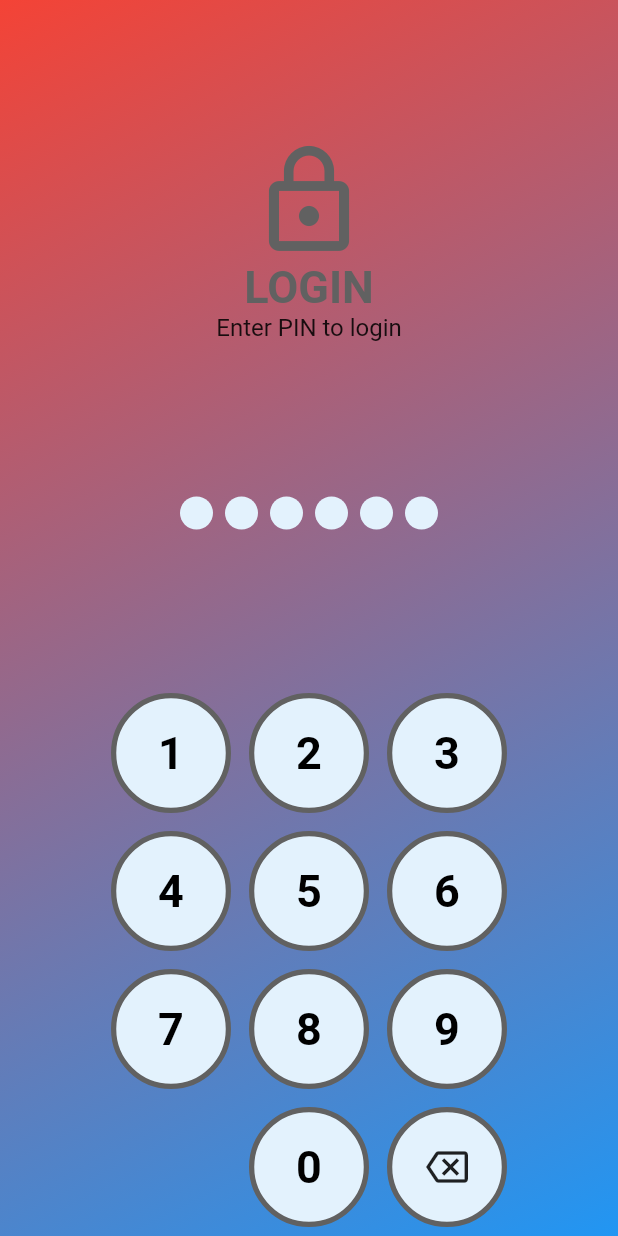
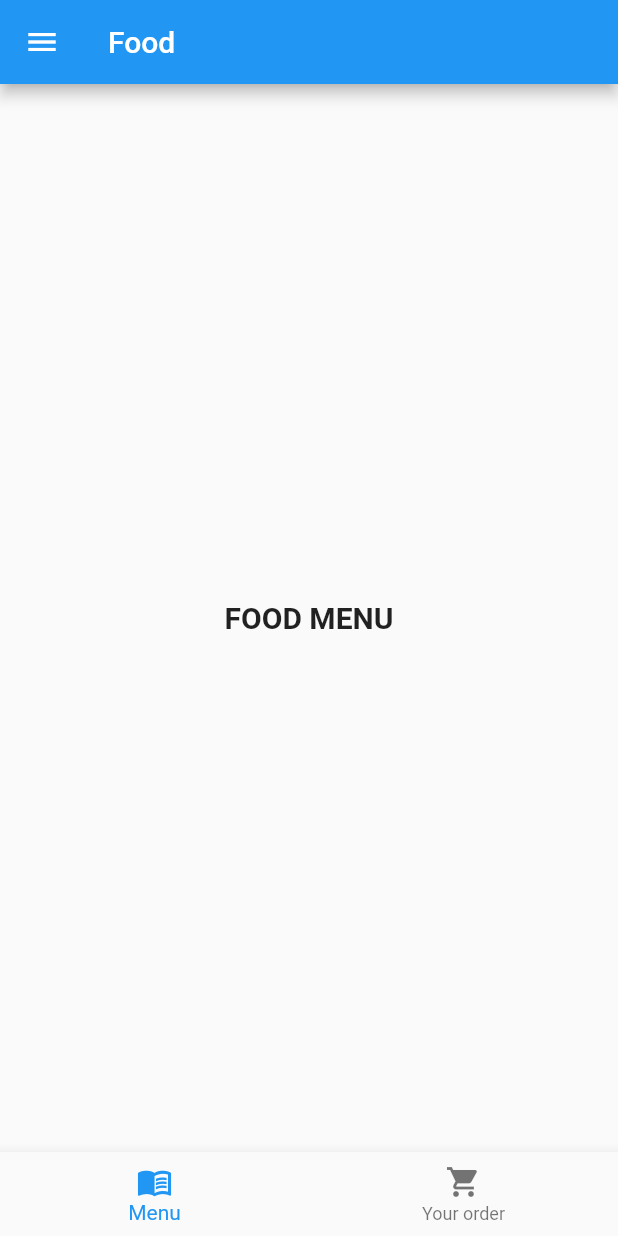
Before and after one commit to somchx/flutter_food, a Flutter app: the screen it shows after launch, on a phone screen of 412 x 824 dp. Run offline on Flutter 3.47's test engine with Material 2 defaults, Android fonts, the phone set to English and light mode, and no system bars.

Commit message:
Add Page

```diff
--- a/lib/main.dart
+++ b/lib/main.dart
@@ -1,4 +1,7 @@
 import 'package:flutter/material.dart';
+import 'package:flutter_food/pages/FoodPage.dart';
+import 'package:flutter_food/pages/ProfilePage.dart';
+import 'package:flutter_food/pages/home/home_page.dart';
 import 'package:flutter_food/pages/login/login_page.dart';
 
 void main() {
@@ -14,11 +17,22 @@ class MyApp extends StatelessWidget {
       theme: ThemeData(
         primarySwatch: Colors.blue,
         textTheme: const TextTheme(
-          headline1: TextStyle(fontSize: 30.0, fontWeight: FontWeight.bold,color: Colors.black),
-          bodyText2: TextStyle(fontSize: 14.0,),
+          headline1: TextStyle(
+              fontSize: 30.0, fontWeight: FontWeight.bold,),
+          bodyText2: TextStyle(
+            fontSize: 14.0,
+          ),
         ),
       ),
-      home: LoginPage(),
+      //home: LoginPage(),
+      routes: {
+        LoginPage.routeName : (context) => const LoginPage(),
+        HomePage.routeName : (context) => const HomePage(),
+        FoodPage.routeName : (context) => const FoodPage(),
+        ProfilePage.routeName : (context) => const ProfilePage(),
+
+      },
+      initialRoute: HomePage.routeName,
     );
   }
 }
--- /dev/null
+++ b/lib/pages/FoodPage.dart
@@ -0,0 +1,154 @@
+import 'package:flutter/material.dart';
+import 'package:flutter_food/pages/ProfilePage.dart';
+
+class FoodPage extends StatefulWidget {
+  static const routeName = '/food';
+
+  const FoodPage({Key? key}) : super(key: key);
+
+  @override
+  _FoodPageState createState() => _FoodPageState();
+}
+
+class _FoodPageState extends State<FoodPage> {
+  var _selectedBottomNavIndex = 0;
+  var _subPageIndex = 0;
+  static const List<Widget> _showText = <Widget>[
+    Text(
+      'FOOD MENU',style: TextStyle(fontSize: 20.0,fontWeight: FontWeight.bold),
+    ),
+    Text(
+      'YOUR ORDER',style: TextStyle(fontSize: 20.0,fontWeight: FontWeight.bold),
+    ),
+  ];
+  @override
+  Widget build(BuildContext context) {
+    return Scaffold(
+      appBar: AppBar(title: const Text('Food'),),
+      drawer: Drawer(
+        child: ListView(
+          padding: EdgeInsets.zero,
+          children: [
+            DrawerHeader(
+              decoration: BoxDecoration(
+                color: Colors.red,
+              ),
+              child: Column(
+                crossAxisAlignment: CrossAxisAlignment.start,
+                children: [
+                  Icon(
+                    Icons.person,
+                    size: 50.0,
+                    color: Colors.white,
+                  ),
+                  Text('Chananya Aiamprakhon'),
+                ],
+              ),
+            ),
+            ListTile(
+                title: _buildDrawerItem(Icon(Icons.fastfood), 'Food'),
+                onTap: (){ Navigator.pushNamed(context, FoodPage.routeName);}
+            ),
+            ListTile(
+              title: _buildDrawerItem(Icon(Icons.shopping_cart), 'Profile'),
+                onTap: (){ Navigator.pushNamed(context, ProfilePage.routeName);}
+            ),
+          ],
+        ),
+      ),
+      bottomNavigationBar: BottomNavigationBar(
+        items: [
+          BottomNavigationBarItem(
+            icon: Icon(Icons.menu_book),
+            label: 'Menu',
+          ),BottomNavigationBarItem(
+            icon: Icon(Icons.shopping_cart),
+            label: 'Your order',
+          ),
+        ],
+        currentIndex: _selectedBottomNavIndex, //ไฮไลท์ bottom icon
+        onTap: (index){
+          setState(() {
+            _selectedBottomNavIndex = index;
+            _subPageIndex=index;
+          });
+        },
+      ),
+
+      body: Center(
+        child: _showText.elementAt(_selectedBottomNavIndex),
+      ),
+
+    );
+  }
+  Widget _buildSubPage() {
+    switch (_subPageIndex) {
+      case 0:
+        return Center(
+          child: Text('THIS IS A HOME PAGE',
+              style: Theme.of(context).textTheme.headline1),
+        );
+      case 1:
+        return OrderPage();
+      default:
+        return SizedBox.shrink();
+    }
+  }
+}
+
+Row _buildDrawerItem(Widget icon, String title) {
+  return Row(
+    children: [
+      icon,
+      SizedBox(width: 8.0),
+      Text(title),
+    ],
+  );
+}
+
+
+class FoodListPage extends StatelessWidget {
+  const FoodListPage({Key? key}) : super(key: key);
+
+  @override
+  Widget build(BuildContext context) {
+    return Scaffold(
+      appBar: AppBar(
+        title: const Text("FLUTTER FOOD"),
+      ),
+      body: Column(
+        mainAxisAlignment: MainAxisAlignment.center,
+        children: [
+          Center(
+              child: Text(
+            'FOOD PAGE',
+            style: Theme.of(context).textTheme.headline1,
+          )),
+        ],
+      ),
+    );
+  }
+}
+
+class OrderPage extends StatelessWidget {
+  const OrderPage({Key? key}) : super(key: key);
+
+  @override
+  Widget build(BuildContext context) {
+    return Scaffold(
+      appBar: AppBar(
+        title: const Text("FLUTTER FOOD"),
+      ),
+      body: Column(
+        mainAxisAlignment: MainAxisAlignment.center,
+        children: [
+          Center(
+              child: Text(
+            'ORDER PAGE',
+            style: Theme.of(context).textTheme.headline1,
+          )),
+        ],
+      ),
+    );
+  }
+}
--- /dev/null
+++ b/lib/pages/home/home_page.dart
@@ -0,0 +1,87 @@
+import 'package:flutter/material.dart';
+import 'package:flutter_food/pages/FoodPage.dart';
+import 'package:flutter_food/pages/login/login_page.dart';
+
+import '../ProfilePage.dart';
+
+class HomePage extends StatefulWidget {
+  static const routeName = '/home';
+
+  const HomePage({Key? key}) : super(key: key);
+
+  @override
+  _HomePageState createState() => _HomePageState();
+}
+
+class _HomePageState extends State<HomePage> {
+  var _subPageIndex = 0;
+  var _selectedBottomNavIndex=0;
+  @override
+  Widget build(BuildContext context) {
+    return Scaffold(
+
+      drawer: Drawer(
+        child: ListView(
+          padding: EdgeInsets.zero,
+          children: [
+            DrawerHeader(
+              decoration: BoxDecoration(
+                color: Colors.red,
+              ),
+              child: Column(
+                crossAxisAlignment: CrossAxisAlignment.start,
+                children: [
+                  Icon(
+                    Icons.person,
+                    size: 50.0,
+                    color: Colors.white,
+                  ),
+                  Text('Chananya Aiamprakhon'),
+                ],
+              ),
+            ),
+            ListTile(
+              title: _buildDrawerItem(Icon(Icons.fastfood), 'Food'),
+                onTap: (){ Navigator.pushNamed(context, FoodPage.routeName);}
+            ),
+            ListTile(
+              title: _buildDrawerItem(Icon(Icons.shopping_cart), 'Profile'),
+              onTap: () => _showSubPage(3),
+            ),
+          ],
+        ),
+      ),
+      body: Container(
+        child: _buildSubPage(),
+      ),
+    );
+  }
+
+  _showSubPage(int index) {
+    setState(() {
+      _subPageIndex = index;
+    });
+    Navigator.of(context).pop();
+  }
+
+  Widget _buildSubPage() {
+    switch (_subPageIndex) {
+      case 0:
+        return FoodPage();
+      case 1:
+        return ProfilePage();
+      default:
+        return SizedBox.shrink();
+    }
+  }
+
+  Row _buildDrawerItem(Widget icon, String title) {
+    return Row(
+      children: [
+        icon,
+        SizedBox(width: 8.0),
+        Text(title),
+      ],
+    );
+  }
+}
--- a/lib/pages/login/login_page.dart
+++ b/lib/pages/login/login_page.dart
@@ -1,7 +1,8 @@
-import 'package:flutter/cupertino.dart';
 import 'package:flutter/material.dart';
+import 'package:flutter_food/pages/home/home_page.dart';
 
 class LoginPage extends StatefulWidget {
+  static const routeName ='/login';
   const LoginPage({Key? key}) : super(key: key);
 
   @override
@@ -9,9 +10,150 @@ class LoginPage extends StatefulWidget {
 }
 
 class _LoginPageState extends State<LoginPage> {
+  static const pin = '123456';
+  var input = '';
 
-  String input = '';
+  @override
+  Widget build(BuildContext context) {
+    return Scaffold(
+      body: Container(
+        decoration: BoxDecoration(
+          gradient: LinearGradient(
+            begin: Alignment.topCenter,
+            end: Alignment.bottomCenter,
+            /*stops: [
+              0.0,
+              0.95,
+              1.0,
+            ],*/
+            colors: [
+              Colors.white,
+              //Color(0xFFD8D8D8),
+              //Color(0xFFAAAAAA),
+              Theme.of(context).colorScheme.background.withOpacity(0.5),
+              //Theme.of(context).colorScheme.background.withOpacity(0.6),
+              //Colors.white,
+            ],
+          ),
+        ),
+        child: SafeArea(
+          child: Column(
+            children: [
+              Expanded(
+                child: Column(
+                  mainAxisAlignment: MainAxisAlignment.spaceEvenly,
+                  children: [
+                    Column(
+                      mainAxisAlignment: MainAxisAlignment.center,
+                      children: [
+                        Icon(
+                          Icons.lock_outline,
+                          size: 90.0,
+                          color: Theme.of(context).textTheme.headline1?.color,
+                        ),
+                        Text(
+                          'LOGIN',
+                          style: Theme.of(context).textTheme.headline1,
+                        ),
+                        SizedBox(height: 6.0),
+                        Text(
+                          'Enter PIN to login',
+                          style: Theme.of(context).textTheme.bodyText2,
+                        )
+                      ],
+                    ),
+                    Row(
+                      mainAxisAlignment: MainAxisAlignment.center,
+                      children: [
+                        for (var i = 0; i < input.length; i++)
+                          Container(
+                            margin: EdgeInsets.all(4.0),
+                            width: 24.0,
+                            height: 24.0,
+                            decoration: BoxDecoration(
+                                color: Theme.of(context).colorScheme.primary,
+                                shape: BoxShape.circle),
+                          ),
+                        for (var i = input.length; i < 6; i++)
+                          Container(
+                            margin: EdgeInsets.all(4.0),
+                            width: 24.0,
+                            height: 24.0,
+                            decoration: BoxDecoration(
+                              color: Theme.of(context)
+                                  .colorScheme
+                                  .primary
+                                  .withOpacity(0.2),
+                              shape: BoxShape.circle,
+                            ),
+                          ),
+                      ],
+                    )
+                  ],
+                ),
+              ),
+              _buildNumPad(),
+            ],
+          ),
+        ),
+      ),
+    );
+  }
 
+  Widget _buildNumPad() {
+    return Container(
+      padding: EdgeInsets.all(16.0),
+      child: Column(
+        children: [
+          [1, 2, 3],
+          [4, 5, 6],
+          [7, 8, 9],
+          [-2, 0, -1],
+        ].map((row) {
+          return Row(
+            mainAxisAlignment: MainAxisAlignment.center,
+            children: row.map((item) {
+              return Padding(
+                padding: const EdgeInsets.all(8.0),
+                child: LoginButton(
+                  number: item,
+                  onClick: () {
+                    _handleClickButton(item);
+                  },
+                ),
+              );
+            }).toList(),
+          );
+        }).toList(),
+      ),
+    );
+  }
+
+  void _handleClickButton(int num) {
+    print('You pressed $num');
+
+    setState(() {
+      if (num == -1) {
+        if (input.length > 0) input = input.substring(0, input.length - 1);
+      } else {
+        input = '$input$num';
+      }
+
+      if (input.length == pin.length) {
+        if (input == pin) {
+          /*Navigator.pushReplacement(
+            context,
+            MaterialPageRoute(builder: (context) => const HomePage()),
+          );*/
+          Navigator.popAndPushNamed(context, HomePage.routeName);
+        } else {
+          _showMaterialDialog('ERROR', 'Invalid PIN. Please try again.');
+        }
+
+        input = '';
+      }
+    });
+  }
 
   void _showMaterialDialog(String title, String msg) {
     showDialog(
@@ -19,7 +161,7 @@ class _LoginPageState extends State<LoginPage> {
       builder: (BuildContext context) {
         return AlertDialog(
           title: Text(title),
-          content: Text(msg),
+          content: Text(msg, style: Theme.of(context).textTheme.bodyText2),
           actions: [
             // ปุ่ม OK ใน dialog
             TextButton(
@@ -34,139 +176,11 @@ class _LoginPageState extends State<LoginPage> {
       },
     );
   }
-  @override
-
-  Widget build(BuildContext context) {
-    return  Scaffold(
-      body: Container(
-        decoration: BoxDecoration(
-          gradient: LinearGradient(
-            // ไล่เฉดจากมุมบนซ้ายไปมุมล่างขวาของ Container
-            begin: Alignment.topLeft,
-            end: Alignment.bottomRight,
-            // ไล่เฉดจากสีแดงไปสีน้ำเงิน
-            colors: [
-              Colors.red,
-              Colors.blue,
-            ],
-          ),
-        ),
-        child: SafeArea(
-          child: Column(//
-            children: [
-              Expanded(
-                flex: 1,
-                child: Center(
-                  child: Column(
-                    //mainAxisSize: MainAxisSize.min,
-                    mainAxisAlignment: MainAxisAlignment.end,
-                    children: [
-                      Icon(
-                        Icons.lock_outline,
-                        size: 80.0,
-                        color: Colors.grey.shade700,
-                      ),
-                      Text(
-                        'LOGIN',style: TextStyle(fontSize: 30.0, fontWeight: FontWeight.bold,color: Colors.grey.shade700),
-                      ),
-                      Text(
-                        'Enter PIN to login',style: TextStyle(fontSize: 16.0,),
-                      ),
-                     // Text(input,style: TextStyle(fontSize: 30.0),),
-                    ],
-                  ),
-                ),
-              ),
-              //if(count ==6) _feedback = _setCheck(),
-              Expanded(
-                flex: 1,
-                child: Row(
-                  mainAxisAlignment: MainAxisAlignment.center,
-                  children: [
-                    for(var i=0;i<input.length;i++)
-                      Padding(
-                        padding: const EdgeInsets.all(4.0),
-                        child: Container(
-                          width: 22.0,
-                          height: 22.0,
-                          decoration: BoxDecoration(
-                            shape: BoxShape.circle,
-                            color: Colors.blue,
-                          ),
-                        ),
-                      ),
-                    for(var i=0;i<6-input.length;i++)
-                      Padding(
-                        padding: const EdgeInsets.all(4.0),
-                        child: Container(
-                          width: 22.0,
-                          height: 22.0,
-                          decoration: BoxDecoration(
-                            shape: BoxShape.circle,
-                            color: Colors.blue.shade50,
-                          ),
-                        ),
-                      ),
-                  ],
-                ),
-              ),
-              Container(
-                //color: Colors.pinkAccent,
-                child: Column(
-                  children: [
-                    [1, 2, 3],
-                    [4, 5, 6],
-                    [7, 8, 9],
-                    [-2, 0, -1],
-                  ].map((row) {
-                    return Row(
-                      mainAxisAlignment: MainAxisAlignment.center,
-                      children: row.map((item) {
-                        return Padding(
-                          padding: const EdgeInsets.all(6.0),
-                          child: LoginButton(
-                            number: item,
-                            onClick: _handleClickButton,
-                          ),
-                        );
-                      }).toList(),
-                    );
-                  }).toList(),
-                ),
-              ),
-            ],
-          ),
-        ),
-      ),
-    );
-
-  }
-
-  void _handleClickButton(int num) {
-    print('Hello $num');
-    setState(() {
-      if(num==-1){
-        if (input.length>0)
-        input = input.substring(0,input.length-1);
-      }else{input = input + '$num';}
-    });
-    setState(() {
-      if(input.length ==6){
-        if(input == '123456'){
-          Navigator.of(context).push(MaterialPageRoute(builder: (context) => SecondRoute()));
-          input='';
-        }
-        else{
-          _showMaterialDialog('ERROR', 'Invalid PIN. Please try again.');
-        }
-      }
-    });
-  }
 }
 
 class LoginButton extends StatelessWidget {
   final int number;
-  final Function(int) onClick;
+  final Function() onClick;
 
   const LoginButton({
     required this.number,
@@ -178,42 +192,34 @@ class LoginButton extends StatelessWidget {
   Widget build(BuildContext context) {
     return InkWell(
       customBorder: CircleBorder(),
-      onTap: number==-2?null:() => onClick(number),
+      onTap: number == -2 ? null : onClick,
       child: Container(
-        width: 80.0,
-        height: 80.0,
-        decoration: number==-2?null:BoxDecoration(
+        width: 75.0,
+        height: 75.0,
+        decoration: number == -2
+            ? null
+            : BoxDecoration(
           shape: BoxShape.circle,
-          border: Border.all(width: 3.5,color: Colors.grey.shade700),
-          color: Colors.blue.shade50,
+          color: Colors.white.withOpacity(0.5),
+          border: Border.all(
+            width: 3.0,
+            color: Theme.of(context).textTheme.headline1!.color!,
+          ),
         ),
         child: Center(
-          child: number>=0?Text(
-            '$number',
-            style: Theme.of(context).textTheme.headline1 ,
-          ):(number==-1?Icon(Icons.backspace_outlined,size: 28.0,):SizedBox.shrink()),
+          child: number >= 0
+              ? Text(
+            '$number', // number.toString()
+            style: Theme.of(context).textTheme.headline6,
+          )
+              : (number == -1
+              ? Icon(
+            Icons.backspace_outlined,
+            size: 28.0,
+          )
+              : SizedBox.shrink()),
         ),
       ),
     );
   }
-
-
 }
-class SecondRoute extends StatelessWidget {
-  const SecondRoute({Key? key}) : super(key: key);
-
-  @override
-  Widget build(BuildContext context) {
-    return Scaffold(
-      appBar: AppBar(
-        title: const Text("FLUTTER FOOD"),
-      ),
-      body: Column(
-        mainAxisAlignment: MainAxisAlignment.center,
-        children: [
-          Center(child: Text('THIS IS A HOME PAGE',style:Theme.of(context).textTheme.headline1,)),
-        ],
-      ),
-    );
-  }
-}
--- a/pubspec.yaml
+++ b/pubspec.yaml
@@ -45,7 +45,8 @@ flutter:
   uses-material-design: true
 
   # To add assets to your application, add an assets section, like this:
-  # assets:
+  assets:
+     - assets/images/
   #   - images/a_dot_burr.jpeg
   #   - images/a_dot_ham.jpeg
 
```
Also changed, not shown: lib/pages/ProfilePage.dart (added, +77 -0 lines), assets/images/dog.jpg (added).
